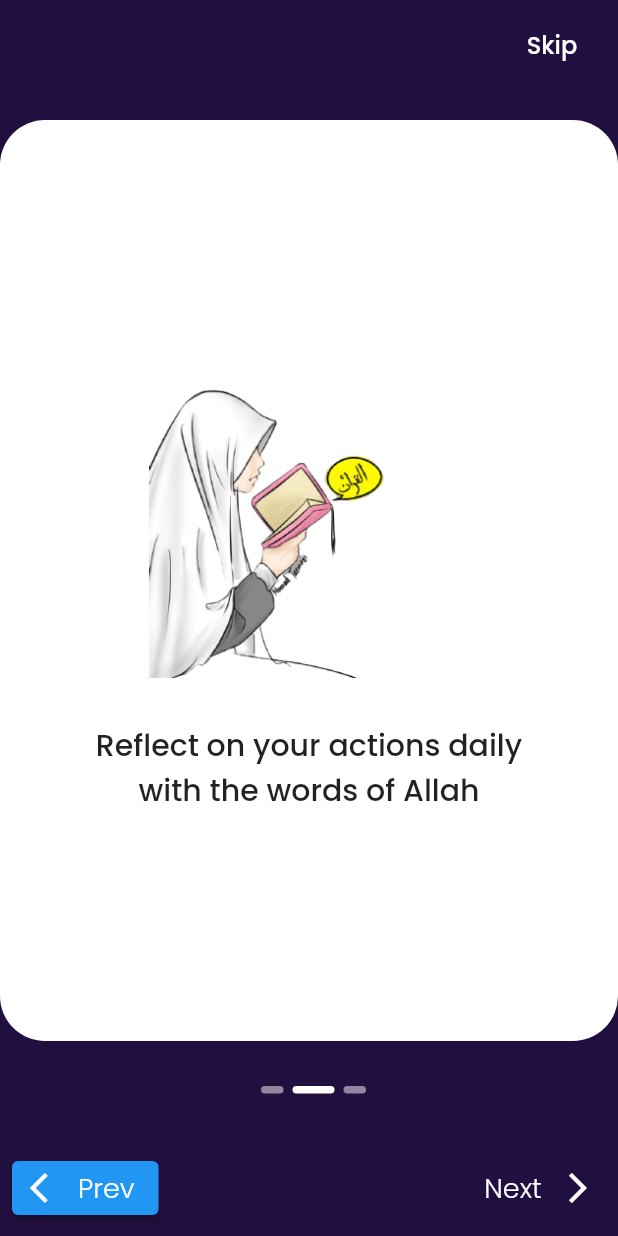
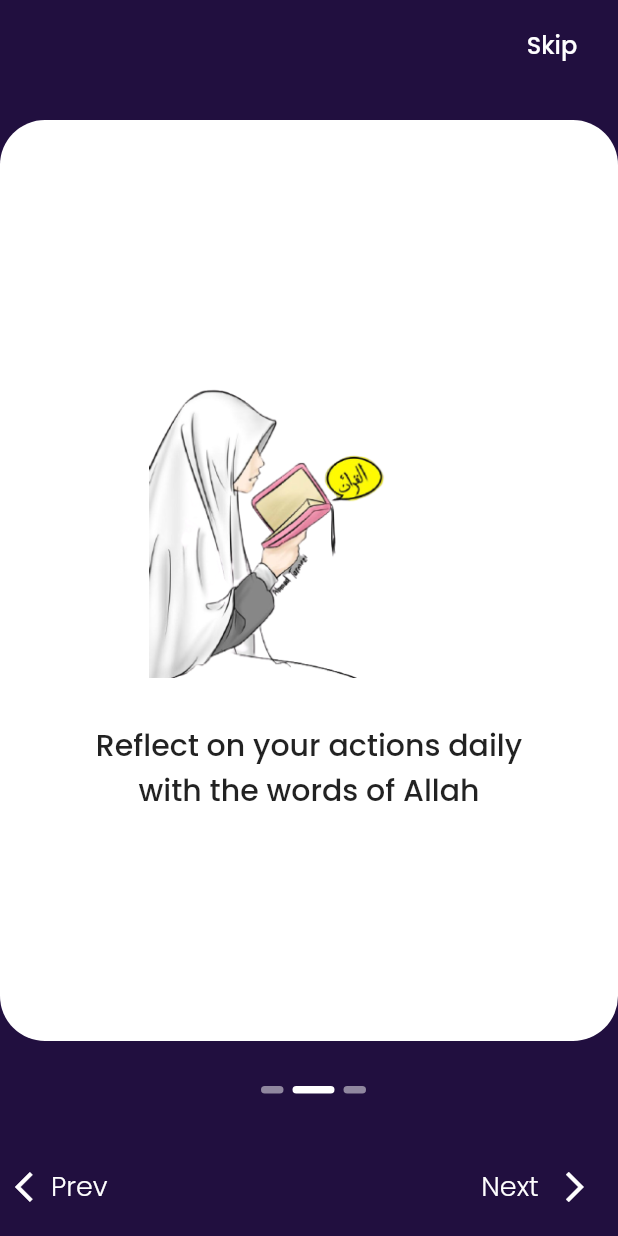
Before and after one commit to Raks-Javac/Al-Kitab, a Flutter app: the AlKitabIntro screen opened directly, swiped to page 2, on a phone screen of 412 x 824 dp. Run offline on Flutter 3.47's test engine with Material 2 defaults, Android fonts, the light colour scheme and no system bars; our stand-ins replace flutter_staggered_animations, share, shimmer; missing offline and left inert: clipboard; project files that could hold a hidden picture were left out.

Commit message:
ref : UI fixes completed

```diff
--- a/lib/src/models/launch/launcherWeb.dart
+++ b/lib/src/models/launch/launcherWeb.dart
@@ -1,5 +1,4 @@
 import 'package:scoped_model/scoped_model.dart';
-import 'package:url_launcher/url_launcher.dart';
 
 class Url {
   final String url;
--- a/lib/src/screens/guidelines/guidelines.dart
+++ b/lib/src/screens/guidelines/guidelines.dart
@@ -11,6 +11,7 @@ class Guidelines extends StatelessWidget {
     return Scaffold(
       backgroundColor: Theme.of(context).primaryColor,
       appBar: AppBar(
+        backgroundColor: Theme.of(context).primaryColor,
         automaticallyImplyLeading: false,
         leading: BackWidget(),
         toolbarHeight: 70,
--- a/lib/src/screens/homeScreen/alKitabHome.dart
+++ b/lib/src/screens/homeScreen/alKitabHome.dart
@@ -61,6 +61,7 @@ class _AlKitabHomeState extends State<AlKitabHome>
 
   AppBar leadingIcon({VoidCallback onPressed}) {
     return AppBar(
+      backgroundColor: Theme.of(context).primaryColor,
       leading: IconButton(
         icon: ImageIcon(
           AssetImage("assets/images/menubar.png"),
@@ -98,6 +99,7 @@ class AppHomePreview extends StatelessWidget {
   @override
   Widget build(BuildContext context) {
     return SliverAppBar(
+      backgroundColor: Theme.of(context).primaryColor,
       pinned: true,
       automaticallyImplyLeading: false,
       expandedHeight: 350,
@@ -129,7 +131,6 @@ class AppHomePreview extends StatelessWidget {
         preferredSize: Size(MediaQuery.of(context).size.width, 20),
         child: Container(
           child: Card(
-
             elevation: 10,
             color: Theme.of(context).primaryColor,
             child: TabBar(
--- a/lib/src/screens/introduction/intro.dart
+++ b/lib/src/screens/introduction/intro.dart
@@ -143,16 +143,50 @@ class _AlKitabIntroState extends State<AlKitabIntro> {
     ));
   }
 
-  Expanded previousButton() {
-    return Expanded(
-      child: Align(
-        alignment: Alignment.bottomCenter,
-        child: Padding(
-          padding: const EdgeInsets.all(8.0),
+  Widget previousButton() {
+    // return Expanded(
+    //   child: Align(
+    //     alignment: Alignment.bottomCenter,
+    //     child: Padding(
+    //       padding: const EdgeInsets.all(8.0),
+    //       child: Row(
+    //         mainAxisAlignment: MainAxisAlignment.spaceBetween,
+    //         children: [
+    //           RawMaterialButton(
+    //               onPressed: () {
+    //                 print("prev");
+    //                 _pageController.previousPage(
+    //                   duration: Duration(milliseconds: 200),
+    //                   curve: Curves.easeInOut,
+    //                 );
+    //               },
+    //               icon: Icon(
+    //                 Icons.arrow_back_ios,
+    //                 color: Colors.white,
+    //               ),
+    //               label: Text(
+    //                 "Prev",
+    //                 style: prevButtonText,
+    //               )),
+    //           nextButton,
+    //         ],
+    //       ),
+    //     ),
+    //   ),
+    // );
+
+    return Column(
+      children: [
+        SizedBox(
+          height: 38,
+        ),
+        Padding(
+          padding: const EdgeInsets.symmetric(horizontal: 10.0, vertical: 0),
           child: Row(
-            mainAxisAlignment: MainAxisAlignment.spaceBetween,
             children: [
-              ElevatedButton.icon(
+              Expanded(
+                child: RawMaterialButton(
+                  splashColor: Colors.transparent,
                   onPressed: () {
                     print("prev");
                     _pageController.previousPage(
@@ -160,19 +194,33 @@ class _AlKitabIntroState extends State<AlKitabIntro> {
                       curve: Curves.easeInOut,
                     );
                   },
-                  icon: Icon(
-                    Icons.arrow_back_ios,
-                    color: Colors.white,
+                  child: Row(
+                    children: [
+                      Row(
+                        mainAxisAlignment: MainAxisAlignment.end,
+                        children: [
+                          Icon(
+                            Icons.arrow_back_ios,
+                            color: Colors.white,
+                          ),
+                          Text(
+                            "Prev",
+                            style: prevButtonText,
+                          ),
+                          SizedBox(
+                            width: 12,
+                          ),
+                        ],
+                      ),
+                    ],
                   ),
-                  label: Text(
-                    "Prev",
-                    style: prevButtonText,
-                  )),
+                ),
+              ),
               nextButton,
             ],
           ),
         ),
-      ),
+      ],
     );
   }
 
--- a/lib/src/screens/sajda/sajdaIndex.dart
+++ b/lib/src/screens/sajda/sajdaIndex.dart
@@ -18,6 +18,7 @@ class SajdaIndex extends StatelessWidget {
 
     return Scaffold(
       appBar: AppBar(
+        backgroundColor: Theme.of(context).primaryColor,
         elevation: 0,
         toolbarHeight: 60,
         leading: BackWidget(),
--- a/lib/src/screens/shareApp/shareApp.dart
+++ b/lib/src/screens/shareApp/shareApp.dart
@@ -16,6 +16,7 @@ class ShareApp extends StatelessWidget {
     return Scaffold(
       backgroundColor: Theme.of(context).primaryColor,
       appBar: AppBar(
+        backgroundColor: Theme.of(context).primaryColor,
         automaticallyImplyLeading: false,
         leading: BackWidget(),
         toolbarHeight: 70,
--- a/lib/src/screens/surah/views/SurahScreen.dart
+++ b/lib/src/screens/surah/views/SurahScreen.dart
@@ -17,6 +17,7 @@ class _DScreensState extends State<DScreens> {
     return Scaffold(
       backgroundColor: Theme.of(context).primaryColor,
       appBar: AppBar(
+        backgroundColor: Theme.of(context).primaryColor,
         automaticallyImplyLeading: false,
         leading: BackWidget(),
         title: BarText(
--- a/lib/src/screens/surah/widgets/SurahIndex.dart
+++ b/lib/src/screens/surah/widgets/SurahIndex.dart
@@ -26,6 +26,7 @@ class SurahIndexScreen extends StatelessWidget {
     return Scaffold(
         backgroundColor: Theme.of(context).primaryColor,
         appBar: AppBar(
+          backgroundColor: Theme.of(context).primaryColor,
           elevation: 0,
           toolbarHeight: 60,
           leading: BackWidget(),
@@ -34,6 +35,7 @@ class SurahIndexScreen extends StatelessWidget {
         ),
         body: Container(
             child: Container(
+                color: Theme.of(context).primaryColor,
                 child: NestedScrollView(
                   headerSliverBuilder: (context, bool boxScrolled) {
                     return [
@@ -62,15 +64,17 @@ class SurahIndexScreen extends StatelessWidget {
                                 crossAxisAlignment: CrossAxisAlignment.start,
                                 children: [
                                   Container(
-                            margin: EdgeInsets.only(left: 15, right: 15),
+                                    margin:
+                                        EdgeInsets.only(left: 15, right: 15),
                                     height: 40,
                                     width: size.width,
                                     decoration: BoxDecoration(
                                         color: containerSstyleColor,
-                                borderRadius:
-                                    BorderRadius.all(Radius.circular(10))),
+                                        borderRadius: BorderRadius.all(
+                                            Radius.circular(10))),
                                     child: Row(
-                              mainAxisAlignment: MainAxisAlignment.spaceBetween,
+                                      mainAxisAlignment:
+                                          MainAxisAlignment.spaceBetween,
                                       children: [
                                         Container(
                                           margin: EdgeInsets.only(left: 10),
@@ -78,12 +82,13 @@ class SurahIndexScreen extends StatelessWidget {
                                               alignment: Alignment.centerLeft,
                                               child: CircleAvatar(
                                                 radius: 12,
-                                        backgroundColor: Color(0xFFBE96FF),
+                                                backgroundColor:
+                                                    Color(0xFFBE96FF),
                                                 child: Center(
                                                   child: Text(
                                                     "${ayahEnglishText[index].ayahIndex}",
-                                            style:
-                                                TextStyle(color: Colors.white),
+                                                    style: TextStyle(
+                                                        color: Colors.white),
                                                   ),
                                                 ),
                                               )),
@@ -94,10 +99,12 @@ class SurahIndexScreen extends StatelessWidget {
                                             alignment: Alignment.centerRight,
                                             child: Row(
                                               mainAxisAlignment:
-                                          MainAxisAlignment.spaceBetween,
+                                                  MainAxisAlignment
+                                                      .spaceBetween,
                                               children: [
                                                 icons(
-                                            imgPath: "assets/images/share.png",
+                                                    imgPath:
+                                                        "assets/images/share.png",
                                                     onTap: () {
                                                       _functions.share(
                                                           '${ayahArabicText[index].ayahText} \n ${ayahEnglishText[index].ayahText}',
@@ -127,10 +134,12 @@ class SurahIndexScreen extends StatelessWidget {
                                     ),
                                   ),
                                   Container(
-                            width: MediaQuery.of(context).size.width / 1.1,
-                            margin:
-                                EdgeInsets.only(right: 15, left: 15, top: 15),
-                            padding: EdgeInsets.only(right: 9, left: 10),
+                                    width:
+                                        MediaQuery.of(context).size.width / 1.1,
+                                    margin: EdgeInsets.only(
+                                        right: 15, left: 15, top: 15),
+                                    padding:
+                                        EdgeInsets.only(right: 9, left: 10),
                                     child: Text(
                                       "ََ${ayahArabicText[index].ayahText}",
                                       textAlign: TextAlign.right,
@@ -151,7 +160,8 @@ class SurahIndexScreen extends StatelessWidget {
                                         Text(
                                           "translation",
                                           style: TextStyle(
-                                    color: Colors.white.withOpacity(0.5),
+                                            color:
+                                                Colors.white.withOpacity(0.5),
                                             fontFamily: 'PMedium',
                                             fontSize: 17,
                                           ),
@@ -163,7 +173,8 @@ class SurahIndexScreen extends StatelessWidget {
                                             child: Icon(
                                               Icons.arrow_back_ios,
                                               size: 15,
-                                      color: Colors.white.withOpacity(0.5),
+                                              color:
+                                                  Colors.white.withOpacity(0.5),
                                             ),
                                           ),
                                         )
--- a/lib/src/widgets/ayahDetail.dart
+++ b/lib/src/widgets/ayahDetail.dart
@@ -24,6 +24,7 @@ class AyahDetail extends StatelessWidget {
   @override
   Widget build(BuildContext context) {
     return SliverAppBar(
+      backgroundColor: Theme.of(context).primaryColor,
       elevation: 0,
       automaticallyImplyLeading: false,
       expandedHeight: 300,
```
Also changed, not shown: 2 other files. Lines whose indentation alone changed are shown as unchanged.
